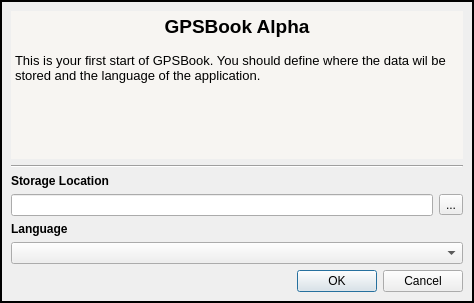
Old version of the form src/GPSBook/dialogfirststart.ui in the repository shujaatak/gpsbook.
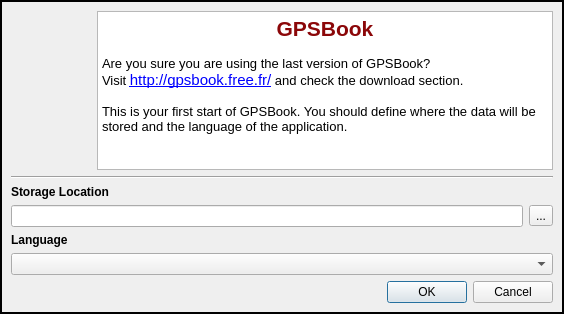
New version of the form. Icons and pictures are not drawn.

Patch:
```diff
--- a/src/GPSBook/dialogfirststart.ui
+++ b/src/GPSBook/dialogfirststart.ui
@@ -9,8 +9,8 @@
    <rect>
     <x>0</x>
     <y>0</y>
-    <width>474</width>
-    <height>303</height>
+    <width>564</width>
+    <height>314</height>
    </rect>
   </property>
   <property name="windowTitle">
@@ -38,79 +38,36 @@
       <number>2</number>
      </property>
      <layout class="QGridLayout" name="gridLayout">
-      <item row="0" column="0" colspan="2">
+      <item row="0" column="2" colspan="2">
        <widget class="QTextEdit" name="textEditFirstStartInfo">
-        <property name="palette">
-         <palette>
-          <active>
-           <colorrole role="Base">
-            <brush brushstyle="SolidPattern">
-             <color alpha="255">
-              <red>247</red>
-              <green>245</green>
-              <blue>242</blue>
-             </color>
-            </brush>
-           </colorrole>
-          </active>
-          <inactive>
-           <colorrole role="Base">
-            <brush brushstyle="SolidPattern">
-             <color alpha="255">
-              <red>247</red>
-              <green>245</green>
-              <blue>242</blue>
-             </color>
-            </brush>
-           </colorrole>
-          </inactive>
-          <disabled>
-           <colorrole role="Base">
-            <brush brushstyle="SolidPattern">
-             <color alpha="255">
-              <red>255</red>
-              <green>255</green>
-              <blue>255</blue>
-             </color>
-            </brush>
-           </colorrole>
-          </disabled>
-         </palette>
-        </property>
-        <property name="frameShape">
-         <enum>QFrame::NoFrame</enum>
-        </property>
-        <property name="verticalScrollBarPolicy">
-         <enum>Qt::ScrollBarAlwaysOff</enum>
-        </property>
-        <property name="horizontalScrollBarPolicy">
-         <enum>Qt::ScrollBarAlwaysOff</enum>
-        </property>
         <property name="html">
          <string>&lt;!DOCTYPE HTML PUBLIC &quot;-//W3C//DTD HTML 4.0//EN&quot; &quot;http://www.w3.org/TR/REC-html40/strict.dtd&quot;&gt;
 &lt;html&gt;&lt;head&gt;&lt;meta name=&quot;qrichtext&quot; content=&quot;1&quot; /&gt;&lt;style type=&quot;text/css&quot;&gt;
 p, li { white-space: pre-wrap; }
-&lt;/style&gt;&lt;/head&gt;&lt;body style=&quot; font-family:'MS Shell Dlg 2'; font-size:8.25pt; font-weight:400; font-style:normal;&quot;&gt;
+&lt;/style&gt;&lt;/head&gt;&lt;body style=&quot; font-family:'Ubuntu'; font-size:11pt; font-weight:400; font-style:normal;&quot;&gt;
 &lt;table border=&quot;0&quot; style=&quot;-qt-table-type: root; margin-top:4px; margin-bottom:4px; margin-left:4px; margin-right:4px;&quot;&gt;
 &lt;tr&gt;
 &lt;td style=&quot;border: none;&quot;&gt;
-&lt;p align=&quot;center&quot; style=&quot; margin-top:0px; margin-bottom:0px; margin-left:0px; margin-right:0px; -qt-block-indent:0; text-indent:0px;&quot;&gt;&lt;span style=&quot; font-family:'Sans'; font-size:14pt; font-weight:600;&quot;&gt;GPSBook Alpha&lt;/span&gt;&lt;/p&gt;
+&lt;p align=&quot;center&quot; style=&quot; margin-top:0px; margin-bottom:0px; margin-left:0px; margin-right:0px; -qt-block-indent:0; text-indent:0px;&quot;&gt;&lt;span style=&quot; font-family:'Sans'; font-size:16pt; font-weight:600; color:#8b0709;&quot;&gt;GPSBook&lt;/span&gt;&lt;/p&gt;
 &lt;p style=&quot;-qt-paragraph-type:empty; margin-top:0px; margin-bottom:0px; margin-left:0px; margin-right:0px; -qt-block-indent:0; text-indent:0px; font-family:'Sans'; font-size:10pt;&quot;&gt;&lt;/p&gt;
-&lt;p style=&quot; margin-top:0px; margin-bottom:0px; margin-left:0px; margin-right:0px; -qt-block-indent:0; text-indent:0px;&quot;&gt;&lt;span style=&quot; font-family:'Sans'; font-size:10pt;&quot;&gt;This is your first start of GPSBook. You should define where the data wil be stored and the language of the application.&lt;/span&gt;&lt;/p&gt;&lt;/td&gt;&lt;/tr&gt;&lt;/table&gt;&lt;/body&gt;&lt;/html&gt;</string>
+&lt;p style=&quot; margin-top:0px; margin-bottom:0px; margin-left:0px; margin-right:0px; -qt-block-indent:0; text-indent:0px;&quot;&gt;&lt;span style=&quot; font-family:'Sans'; font-size:10pt;&quot;&gt;Are you sure you are using the last version of GPSBook?&lt;/span&gt;&lt;/p&gt;
+&lt;p style=&quot; margin-top:0px; margin-bottom:0px; margin-left:0px; margin-right:0px; -qt-block-indent:0; text-indent:0px;&quot;&gt;&lt;span style=&quot; font-family:'Sans'; font-size:10pt;&quot;&gt;Visit &lt;/span&gt;&lt;a href=&quot;http://gpsbook.free.fr/&quot;&gt;&lt;span style=&quot; text-decoration: underline; color:#0000ff;&quot;&gt;http://gpsbook.free.fr/&lt;/span&gt;&lt;/a&gt;&lt;span style=&quot; font-family:'Sans'; font-size:10pt;&quot;&gt; and check the download section.&lt;/span&gt;&lt;/p&gt;
+&lt;p style=&quot;-qt-paragraph-type:empty; margin-top:0px; margin-bottom:0px; margin-left:0px; margin-right:0px; -qt-block-indent:0; text-indent:0px; font-family:'Sans'; font-size:10pt;&quot;&gt;&lt;/p&gt;
+&lt;p style=&quot; margin-top:0px; margin-bottom:0px; margin-left:0px; margin-right:0px; -qt-block-indent:0; text-indent:0px;&quot;&gt;&lt;span style=&quot; font-family:'Sans'; font-size:10pt;&quot;&gt;This is your first start of GPSBook. You should define where the data will be stored and the language of the application.&lt;/span&gt;&lt;/p&gt;&lt;/td&gt;&lt;/tr&gt;&lt;/table&gt;&lt;/body&gt;&lt;/html&gt;</string>
         </property>
         <property name="textInteractionFlags">
          <set>Qt::NoTextInteraction</set>
         </property>
        </widget>
       </item>
-      <item row="1" column="0" colspan="2">
+      <item row="1" column="1" colspan="3">
        <widget class="Line" name="line">
         <property name="orientation">
          <enum>Qt::Horizontal</enum>
         </property>
        </widget>
       </item>
-      <item row="2" column="0">
+      <item row="2" column="1" colspan="3">
        <widget class="QLabel" name="labelStorageLocation">
         <property name="font">
          <font>
@@ -123,17 +80,17 @@
         </property>
        </widget>
       </item>
-      <item row="3" column="0">
+      <item row="3" column="1" colspan="2">
        <widget class="QLineEdit" name="lineEditStorageLocation"/>
       </item>
-      <item row="3" column="1">
+      <item row="3" column="3">
        <widget class="QToolButton" name="buttonBrowseStorageLocation">
         <property name="text">
          <string>...</string>
         </property>
        </widget>
       </item>
-      <item row="4" column="0">
+      <item row="4" column="1" colspan="2">
        <widget class="QLabel" name="labelLanguage">
         <property name="font">
          <font>
@@ -146,10 +103,10 @@
         </property>
        </widget>
       </item>
-      <item row="5" column="0" colspan="2">
+      <item row="5" column="1" colspan="3">
        <widget class="QComboBox" name="comboBoxLanguage"/>
       </item>
-      <item row="6" column="0" colspan="2">
+      <item row="6" column="1" colspan="3">
        <widget class="QDialogButtonBox" name="buttonBox">
         <property name="orientation">
          <enum>Qt::Horizontal</enum>
@@ -159,6 +116,31 @@
         </property>
        </widget>
       </item>
+      <item row="0" column="1">
+       <widget class="QLabel" name="label">
+        <property name="minimumSize">
+         <size>
+          <width>80</width>
+          <height>0</height>
+         </size>
+        </property>
+        <property name="maximumSize">
+         <size>
+          <width>80</width>
+          <height>100</height>
+         </size>
+        </property>
+        <property name="text">
+         <string/>
+        </property>
+        <property name="pixmap">
+         <pixmap resource="icons/gpsbook/gpsbook_icons.qrc">:/icons/gpsbook/boussole.gif</pixmap>
+        </property>
+        <property name="scaledContents">
+         <bool>true</bool>
+        </property>
+       </widget>
+      </item>
      </layout>
     </widget>
    </item>
```
Left out of the diff: 6 changed lines with no effect on the pictures.
